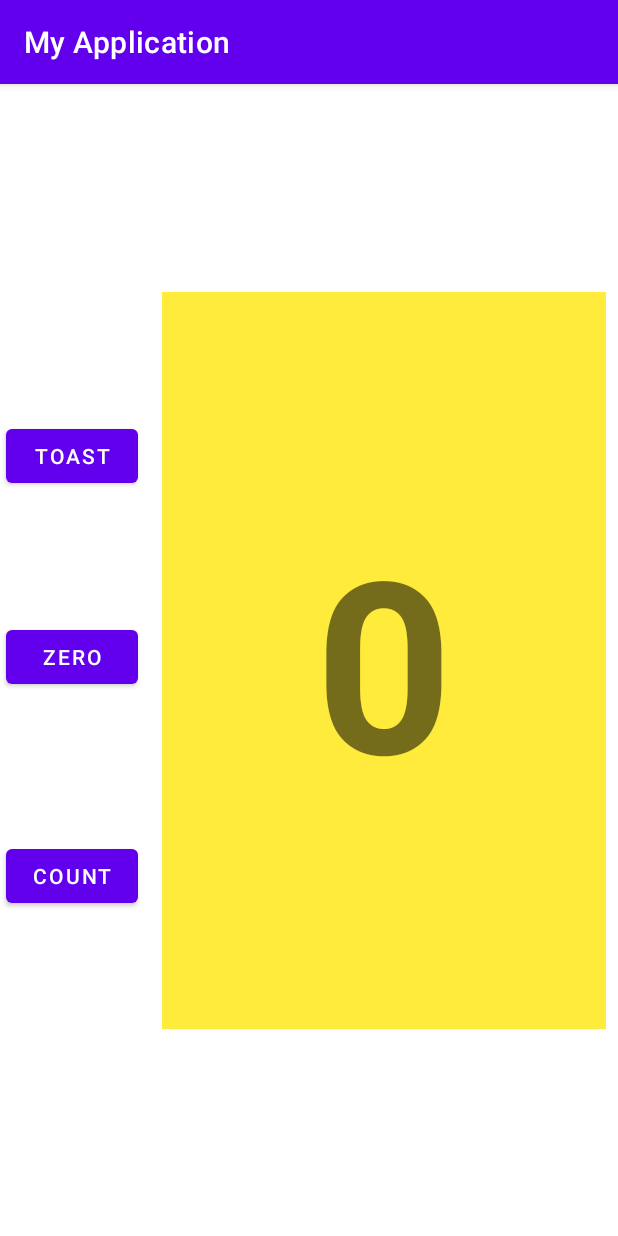
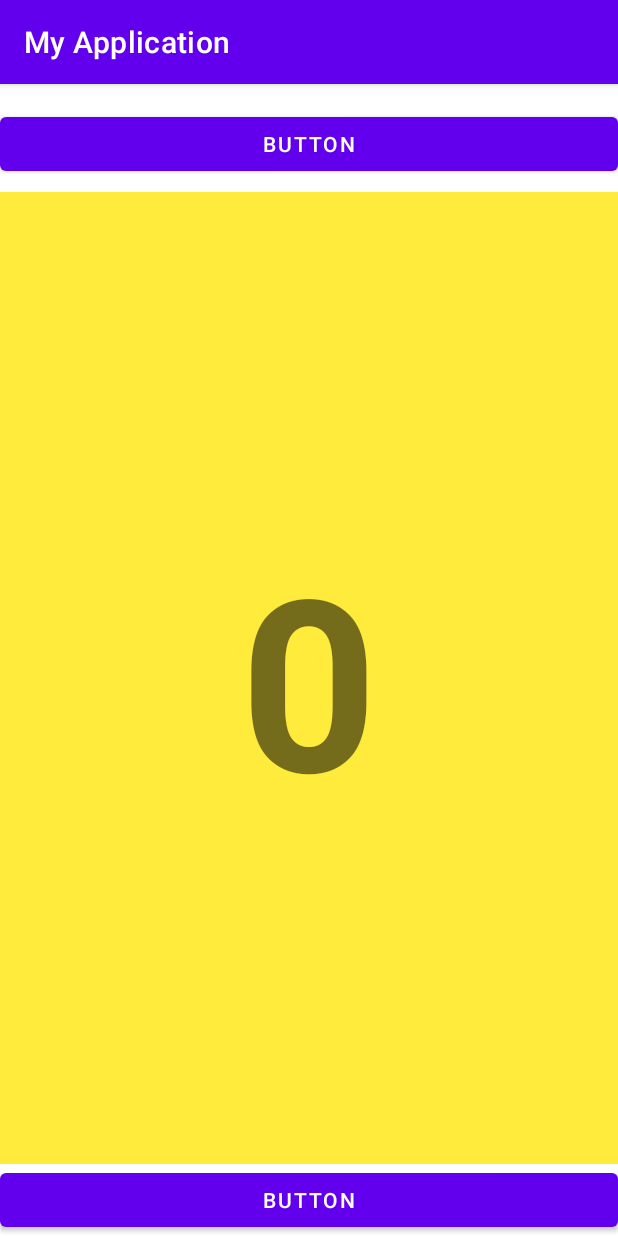
Before and after one commit to thangnd3629/Cross-platform-app, an Android app: the screen it shows after launch (MainActivity), on a phone screen of 412 x 824 dp. Run offline under Robolectric (Android 15) with nearby library versions, the phone set to English and light mode, and no system bars.

Commit message:
Codelab 1.2

```diff
--- a/Codelab1.2/app/src/main/java/com/example/myapplication/MainActivity.java
+++ b/Codelab1.2/app/src/main/java/com/example/myapplication/MainActivity.java
@@ -2,10 +2,8 @@ package com.example.myapplication;
 
 import androidx.appcompat.app.AppCompatActivity;
 
-import android.graphics.Color;
 import android.os.Bundle;
 import android.view.View;
-import android.widget.Button;
 import android.widget.TextView;
 import android.widget.Toast;
 
@@ -13,16 +11,12 @@ public class MainActivity extends AppCompatActivity {
 
     private int counter = 0;
     private TextView showCounter;
-    private Button countButton;
-    private Button resetButton;
 
     @Override
     protected void onCreate(Bundle savedInstanceState) {
         super.onCreate(savedInstanceState);
         setContentView(R.layout.activity_main);
         showCounter = (TextView) findViewById(R.id.showCounter);
-        countButton = (Button) findViewById(R.id.button3);
-        resetButton = (Button) findViewById(R.id.button);
     }
 
     public void showToastMessage(View view) {
@@ -35,25 +29,5 @@ public class MainActivity extends AppCompatActivity {
         if (showCounter != null) {
             showCounter.setText( Integer.toString(counter) );
         }
-
-        resetButton.setBackgroundColor(Color.BLUE);
-        resetButton.setClickable(true);
-
-        if (counter % 2 == 0) {
-            view.setBackgroundColor(Color.MAGENTA);
-        } else {
-            view.setBackgroundColor(Color.GREEN);
-        }
-    }
-
-    public void resetToZero(View view) {
-        counter = 0;
-        if (showCounter != null) {
-            showCounter.setText( Integer.toString(counter) );
-        }
-
-        view.setClickable(false);
-        view.setBackgroundColor(Color.GRAY);
-        countButton.setBackgroundColor(Color.BLUE);
     }
 }
--- a/Codelab1.2/app/src/main/res/layout/activity_main.xml
+++ b/Codelab1.2/app/src/main/res/layout/activity_main.xml
@@ -4,53 +4,43 @@
     xmlns:tools="http://schemas.android.com/tools"
     android:layout_width="match_parent"
     android:layout_height="match_parent"
-    tools:context=".MainActivity">
+    tools:context=".MainActivity" >
+
+    <Button
+        android:id="@+id/button2"
+        android:layout_width="0dp"
+        android:layout_height="wrap_content"
+        android:layout_marginTop="16dp"
+        android:onClick="showToastMessage"
+        android:text="Button"
+        app:layout_constraintEnd_toEndOf="parent"
+        app:layout_constraintHorizontal_bias="0.0"
+        app:layout_constraintStart_toStartOf="parent"
+        app:layout_constraintTop_toTopOf="parent" />
 
     <TextView
         android:id="@+id/showCounter"
-        android:layout_width="296dp"
-        android:layout_height="491dp"
-        android:layout_marginEnd="8dp"
+        android:layout_width="0dp"
+        android:layout_height="0dp"
+        android:layout_marginTop="8dp"
         android:background="#FFEB3B"
         android:gravity="center|center_vertical"
         android:text="0"
         android:textSize="160dp"
         android:textStyle="bold"
-        app:layout_constraintBottom_toBottomOf="parent"
+        app:layout_constraintBottom_toTopOf="@+id/button3"
         app:layout_constraintEnd_toEndOf="parent"
-        app:layout_constraintTop_toTopOf="parent" />
-
-    <Button
-        android:id="@+id/button"
-        android:layout_width="wrap_content"
-        android:layout_height="wrap_content"
-        android:layout_marginStart="4dp"
-        android:text="ZERO"
-        android:onClick="resetToZero"
-        app:layout_constraintBottom_toTopOf="@+id/button3"
         app:layout_constraintStart_toStartOf="parent"
-        app:layout_constraintTop_toBottomOf="@+id/button2"
-        app:layout_constraintVertical_bias="0.469" />
+        app:layout_constraintTop_toBottomOf="@+id/button2" />
 
     <Button
         android:id="@+id/button3"
-        android:layout_width="wrap_content"
+        android:layout_width="0dp"
         android:layout_height="wrap_content"
-        android:layout_marginStart="4dp"
-        android:layout_marginBottom="216dp"
-        android:onClick="countUp"
-        android:text="COUNT"
+        android:text="Button"
         app:layout_constraintBottom_toBottomOf="parent"
-        app:layout_constraintStart_toStartOf="parent" />
-
-    <Button
-        android:id="@+id/button2"
-        android:layout_width="wrap_content"
-        android:layout_height="wrap_content"
-        android:layout_marginStart="4dp"
-        android:layout_marginTop="224dp"
-        android:onClick="showToastMessage"
-        android:text="TOAST"
+        app:layout_constraintEnd_toEndOf="parent"
+        app:layout_constraintHorizontal_bias="0.0"
         app:layout_constraintStart_toStartOf="parent"
-        app:layout_constraintTop_toTopOf="parent" />
+        android:onClick="countUp"/>
 </androidx.constraintlayout.widget.ConstraintLayout>
```
